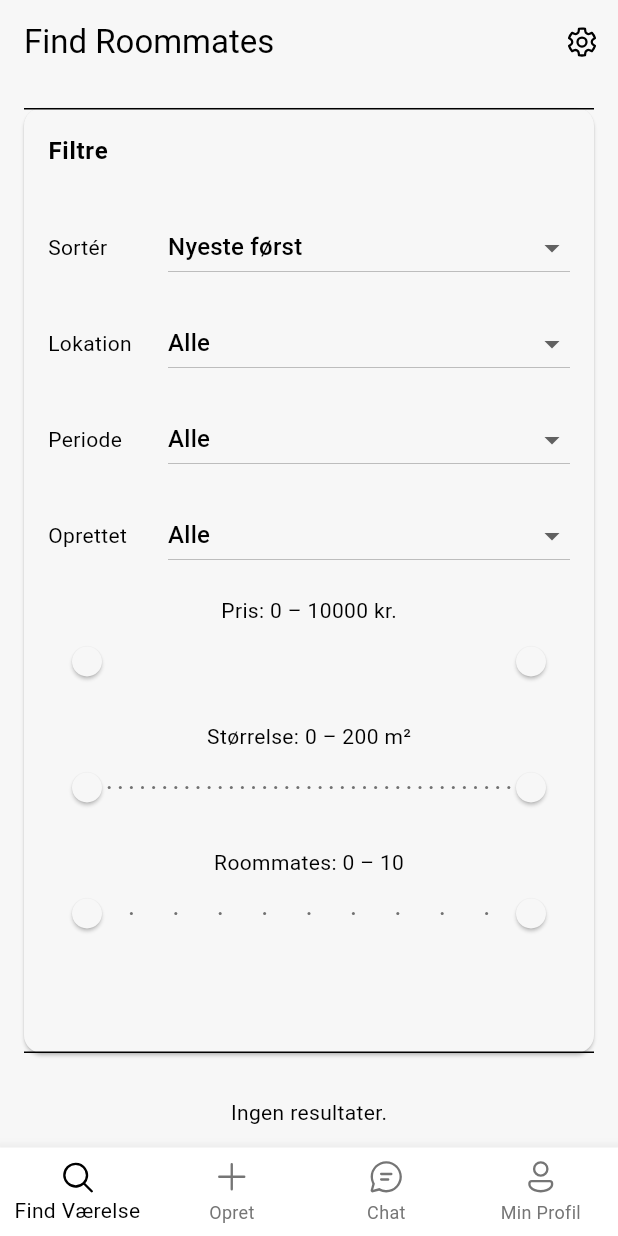
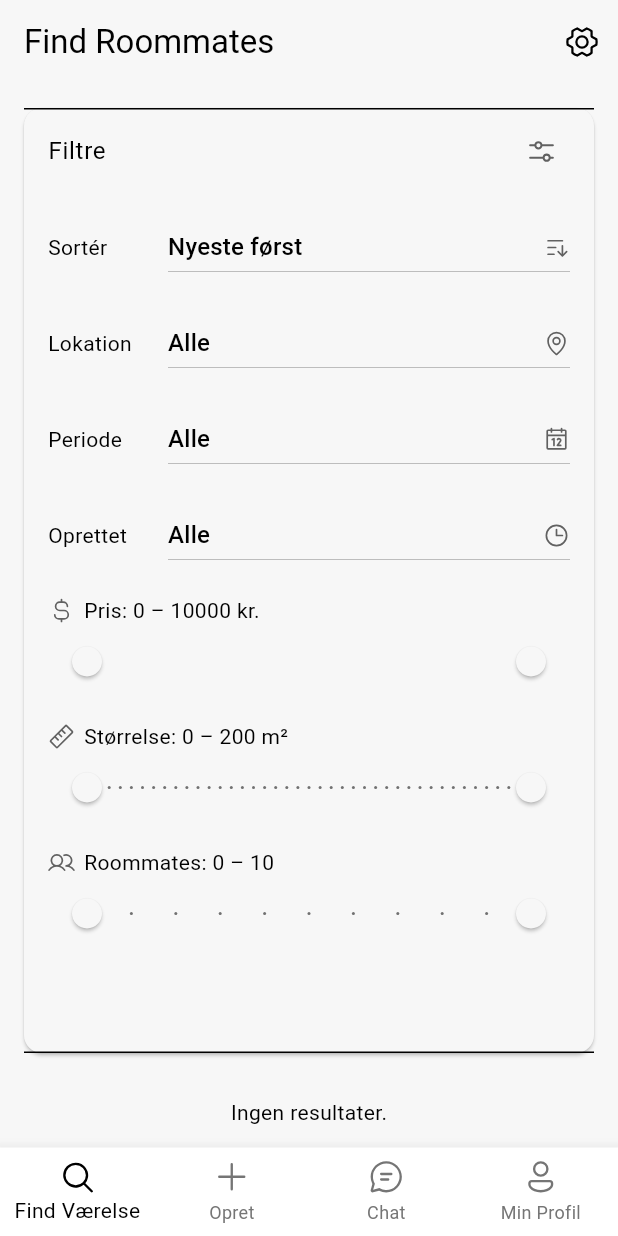
Before and after one commit to AndreasBardram/RoomFinder, a Flutter app: the screen it shows after launch, after a tap on "Filtre", after a tap on "Nulstil filtre", on a phone screen of 412 x 824 dp. Run offline on Flutter 3.47's test engine with Material 3 defaults, Android fonts, the phone set to English and light mode, and no system bars; our stand-ins replace cached_network_image, cloud_firestore, firebase_auth, firebase_core, firebase_storage, fluentui_system_icons and 3 more; accounts and stored records are empty.

Commit message:
icon update

```diff
--- a/room_finder/lib/screens/find_værelse_screen.dart
+++ b/room_finder/lib/screens/find_værelse_screen.dart
@@ -1,23 +1,15 @@
-// ignore_for_file: prefer_const_constructors, avoid_print, unnecessary_string_escapes
-
 import 'package:cached_network_image/cached_network_image.dart';
 import 'package:cloud_firestore/cloud_firestore.dart';
-import 'package:firebase_core/firebase_core.dart';
-import 'package:fluentui_system_icons/fluentui_system_icons.dart';
 import 'package:flutter/material.dart';
-
+import 'package:phosphor_flutter/phosphor_flutter.dart';
 import 'mere_information.dart';
 import 'settings_screen.dart';
 
-/* ----------------------------------------------------------
- *  Thumbnail‑kort for ét værelse / lejlighed
- *  (overflow‑safe version – photo is AspectRatio 16:9)
- * --------------------------------------------------------*/
 class ApartmentCard extends StatefulWidget {
   final List<String> images;
   final String title;
   final String location;
-  final num price; // kan være int *eller* double i Firestore
+  final num price;
   final double size;
   final String period;
   final int roommates;
@@ -43,7 +35,6 @@ class _ApartmentCardState extends State<ApartmentCard> {
   @override
   Widget build(BuildContext context) {
     final hasImg = widget.images.isNotEmpty;
-
     return Container(
       decoration: BoxDecoration(
         color: Colors.white,
@@ -52,8 +43,7 @@ class _ApartmentCardState extends State<ApartmentCard> {
           BoxShadow(
               color: Colors.grey.withOpacity(.15),
               blurRadius: 6,
-            offset: Offset(0, 3),
-          ),
+              offset: Offset(0, 3))
         ],
       ),
       child: ClipRRect(
@@ -61,9 +51,8 @@ class _ApartmentCardState extends State<ApartmentCard> {
         child: Column(
           crossAxisAlignment: CrossAxisAlignment.start,
           children: [
-            /* -------------------------------------------------- Billeder */
             AspectRatio(
-              aspectRatio: 16 / 9, // <‑‑ responsive: limits height automatically
+              aspectRatio: 16 / 9,
               child: hasImg
                   ? Stack(
                       children: [
@@ -75,11 +64,12 @@ class _ApartmentCardState extends State<ApartmentCard> {
                             fit: BoxFit.cover,
                             placeholder: (_, __) => Container(
                               color: Colors.grey[200],
-                              child: Center(child: Icon(Icons.photo, size: 40)),
+                              child: Center(child: Icon(PhosphorIcons.image())),
                             ),
                             errorWidget: (_, __, ___) => Container(
                               color: Colors.grey[200],
-                              child: Center(child: Icon(Icons.broken_image)),
+                              child: Center(
+                                  child: Icon(PhosphorIcons.imageSquare())),
                             ),
                           ),
                         ),
@@ -88,65 +78,60 @@ class _ApartmentCardState extends State<ApartmentCard> {
                             right: 8,
                             bottom: 8,
                             child: Container(
-                              padding: EdgeInsets.symmetric(horizontal: 8, vertical: 4),
+                              padding: EdgeInsets.symmetric(
+                                  horizontal: 8, vertical: 4),
                               decoration: BoxDecoration(
                                   color: Colors.black54,
-                                borderRadius: BorderRadius.circular(12),
-                              ),
+                                  borderRadius: BorderRadius.circular(12)),
                               child: Text(
                                   '${_page + 1}/${widget.images.length}',
-                                style: TextStyle(color: Colors.white, fontSize: 11),
-                              ),
+                                  style: TextStyle(
+                                      color: Colors.white, fontSize: 11)),
                             ),
                           ),
                       ],
                     )
                   : Container(
                       color: Colors.grey[200],
-                      child: Center(child: Icon(Icons.photo, size: 50)),
+                      child:
+                          Center(child: Icon(PhosphorIcons.image(), size: 50))),
             ),
-            ),
-
-            /* ---------------------------------------- titel + lokation */
             Padding(
               padding: EdgeInsets.fromLTRB(12, 12, 12, 4),
-              child: Text(
-                widget.title,
+              child: Text(widget.title,
                   maxLines: 1,
                   overflow: TextOverflow.ellipsis,
-                style: TextStyle(fontSize: 16, fontWeight: FontWeight.w600),
-              ),
+                  style: TextStyle(fontSize: 16, fontWeight: FontWeight.w600)),
             ),
             Padding(
               padding: EdgeInsets.symmetric(horizontal: 12, vertical: 2),
               child: Row(
                 children: [
-                  Icon(Icons.location_on, size: 14, color: Colors.grey),
+                  Icon(PhosphorIcons.mapPin(), size: 14, color: Colors.grey),
                   SizedBox(width: 4),
                   Expanded(
-                    child: Text(
-                      widget.location,
+                    child: Text(widget.location,
                         maxLines: 1,
                         overflow: TextOverflow.ellipsis,
-                      style: TextStyle(fontSize: 13, color: Colors.black54),
-                    ),
+                        style: TextStyle(fontSize: 13, color: Colors.black54)),
                   ),
                 ],
               ),
             ),
-
-            /* ------------------------------------------------ mini‑facts */
             Padding(
               padding: EdgeInsets.fromLTRB(12, 8, 12, 4),
               child: Row(
                 children: [
-                  Text('💰', style: TextStyle(fontSize: 13)),
+                  Icon(PhosphorIcons.currencyDollarSimple(),
+                      size: 14, color: Colors.grey),
                   SizedBox(width: 4),
-                  Text('${widget.price.round()} kr.', style: TextStyle(fontSize: 13)),
+                  Text('${widget.price.round()} kr.',
+                      style: TextStyle(fontSize: 13)),
                   Spacer(),
-                  Text('📏', style: TextStyle(fontSize: 13)),
+                  Icon(PhosphorIcons.ruler(), size: 14, color: Colors.grey),
                   SizedBox(width: 4),
-                  Text('${widget.size.toStringAsFixed(0)} m²', style: TextStyle(fontSize: 13)),
+                  Text('${widget.size.toStringAsFixed(0)} m²',
+                      style: TextStyle(fontSize: 13)),
                 ],
               ),
             ),
@@ -154,20 +139,19 @@ class _ApartmentCardState extends State<ApartmentCard> {
               padding: EdgeInsets.fromLTRB(12, 0, 12, 12),
               child: Row(
                 children: [
-                  Text('📆', style: TextStyle(fontSize: 13)),
+                  Icon(PhosphorIcons.calendar(), size: 14, color: Colors.grey),
                   SizedBox(width: 4),
                   Expanded(
-                    child: Text(
-                      widget.period,
+                    child: Text(widget.period,
                         maxLines: 1,
                         overflow: TextOverflow.ellipsis,
-                      style: TextStyle(fontSize: 13),
-                    ),
+                        style: TextStyle(fontSize: 13)),
                   ),
                   SizedBox(width: 4),
-                  Text('👥', style: TextStyle(fontSize: 13)),
+                  Icon(PhosphorIcons.users(), size: 14, color: Colors.grey),
                   SizedBox(width: 4),
-                  Text(widget.roommates.toString(), style: TextStyle(fontSize: 13)),
+                  Text(widget.roommates.toString(),
+                      style: TextStyle(fontSize: 13)),
                 ],
               ),
             ),
@@ -178,9 +162,6 @@ class _ApartmentCardState extends State<ApartmentCard> {
   }
 }
 
-/* ----------------------------------------------------------
- *  DRY helper – ens dropdown‑rækker
- * --------------------------------------------------------*/
 Row _ddRow<T>({
   required String label,
   required T? value,
@@ -189,12 +170,13 @@ Row _ddRow<T>({
   String nullLabel = 'Alle',
   required List<DropdownMenuItem<T>> items,
   required ValueChanged<T?> onChanged,
+  IconData? phosphorIcon,
 }) {
   final fullItems = allowNull
-      ? [DropdownMenuItem<T>(value: null, child: Text(nullLabel)), ...items]
+      ? [DropdownMenuItem<T>(value: null, child: Text(nullLabel))] + items
       : items;
-
   return Row(
+    crossAxisAlignment: CrossAxisAlignment.center,
     children: [
       SizedBox(width: 80, child: Text(label)),
       Expanded(
@@ -204,15 +186,14 @@ Row _ddRow<T>({
           hint: hint != null ? Text(hint) : null,
           items: fullItems,
           onChanged: onChanged,
+          icon: Icon(phosphorIcon ?? PhosphorIcons.caretDown(),
+              size: 18, color: Colors.grey[700]),
         ),
       ),
     ],
   );
 }
 
-/* ----------------------------------------------------------
- *  MAIN SCREEN
- * --------------------------------------------------------*/
 class FindRoommatesScreen extends StatefulWidget {
   const FindRoommatesScreen({super.key});
 
@@ -221,18 +202,17 @@ class FindRoommatesScreen extends StatefulWidget {
 }
 
 class _FindRoommatesScreenState extends State<FindRoommatesScreen> {
-  /* ---------------- filtre ---------------- */
   String _sort = 'Nyeste først';
   String? _location;
   String? _period;
   int? _maxAgeDays;
 
   static const double _priceMin = 0, _priceMax = 10000;
-  static const double _sizeMin = 0, _sizeMax = 200; // NEW
+  static const double _sizeMin = 0, _sizeMax = 200;
   static const int _matesMin = 0, _matesMax = 10;
 
   RangeValues _price = RangeValues(_priceMin, _priceMax);
-  RangeValues _size = RangeValues(_sizeMin, _sizeMax); // NEW
+  RangeValues _size = RangeValues(_sizeMin, _sizeMax);
   RangeValues _mates = RangeValues(_matesMin.toDouble(), _matesMax.toDouble());
 
   static const _sortChoices = [
@@ -241,51 +221,46 @@ class _FindRoommatesScreenState extends State<FindRoommatesScreen> {
     'Pris ↓',
     'Pris ↑',
     'Størrelse ↓',
-    'Størrelse ↑', // NEW
+    'Størrelse ↑'
   ];
   static const _locations = ['København', 'Østerbro', 'Kongens Lyngby'];
-  static const _periods = ['Ubegrænset', '1-3 måneder', '3-6 måneder', '6-12 måneder'];
+  static const _periods = [
+    'Ubegrænset',
+    '1-3 måneder',
+    '3-6 måneder',
+    '6-12 måneder'
+  ];
   static const Map<int, String> _ageChoices = {
     1: 'Seneste 24 timer',
     3: 'Seneste 3 dage',
     7: 'Seneste uge',
-    30: 'Seneste måned',
+    30: 'Seneste måned'
   };
 
-  /* ---------------- Firestore-query ---------------- */
   Query<Map<String, dynamic>> _buildQuery() {
-    Query<Map<String, dynamic>> q = FirebaseFirestore.instance.collection('apartments');
-
-    debugPrint('[query] loc=$_location period=$_period age=$_maxAgeDays '
-        'price=${_price.start}-${_price.end} size=${_size.start}-${_size.end} '
-        'mates=${_mates.start}-${_mates.end} sort=$_sort');
-
+    Query<Map<String, dynamic>> q =
+        FirebaseFirestore.instance.collection('apartments');
     if (_location != null) q = q.where('location', isEqualTo: _location);
     if (_period != null) q = q.where('period', isEqualTo: _period);
-
     if (_maxAgeDays != null) {
-      final ts = Timestamp.fromDate(DateTime.now().subtract(Duration(days: _maxAgeDays!)));
+      final ts = Timestamp.fromDate(
+          DateTime.now().subtract(Duration(days: _maxAgeDays!)));
       q = q.where('createdAt', isGreaterThanOrEqualTo: ts);
     }
-
     final priceNeeded = _price.start > _priceMin || _price.end < _priceMax;
-    final sizeNeeded = _size.start > _sizeMin || _size.end < _sizeMax; // NEW
+    final sizeNeeded = _size.start > _sizeMin || _size.end < _sizeMax;
     final mateNeeded = _mates.start > _matesMin || _mates.end < _matesMax;
-
-    if (priceNeeded) {
+    if (priceNeeded)
       q = q.where('price',
-          isGreaterThanOrEqualTo: _price.start, isLessThanOrEqualTo: _price.end);
-    }
-    if (sizeNeeded) {
-      q = q.where('size', isGreaterThanOrEqualTo: _size.start, isLessThanOrEqualTo: _size.end);
-    }
-    if (mateNeeded) {
+          isGreaterThanOrEqualTo: _price.start,
+          isLessThanOrEqualTo: _price.end);
+    if (sizeNeeded)
+      q = q.where('size',
+          isGreaterThanOrEqualTo: _size.start, isLessThanOrEqualTo: _size.end);
+    if (mateNeeded)
       q = q.where('roommates',
           isGreaterThanOrEqualTo: _mates.start.round(),
           isLessThanOrEqualTo: _mates.end.round());
-    }
-
-    /* ---- orderBy ---------------------------------------------------- */
     switch (_sort) {
       case 'Pris ↓':
         q = q.orderBy('price', descending: true);
@@ -295,79 +270,85 @@ class _FindRoommatesScreenState extends State<FindRoommatesScreen> {
         break;
       case 'Størrelse ↓':
         q = q.orderBy('size', descending: true);
-        break; // NEW
+        break;
       case 'Størrelse ↑':
         q = q.orderBy('size');
-        break; // NEW
+        break;
       case 'Ældst først':
         q = q.orderBy('createdAt');
         break;
       default:
         q = q.orderBy('createdAt', descending: true);
     }
-
-    /* inequality-felter skal også i orderBy() ------------------------ */
     if (priceNeeded && !_sort.startsWith('Pris')) q = q.orderBy('price');
-    if (sizeNeeded && !_sort.startsWith('Størrelse')) q = q.orderBy('size'); // NEW
+    if (sizeNeeded && !_sort.startsWith('Størrelse')) q = q.orderBy('size');
     if (mateNeeded) q = q.orderBy('roommates');
-
     return q;
   }
 
-  /* ----------------------------- UI --------------------- */
   @override
   Widget build(BuildContext context) {
     final queryKey = ValueKey(
-      '$_location|$_period|$_maxAgeDays|'
-      '${_price.start}-${_price.end}|'
-      '${_size.start}-${_size.end}|' // NEW
-      '${_mates.start}-${_mates.end}|$_sort',
-    );
+        '$_location|$_period|$_maxAgeDays|${_price.start}-${_price.end}|${_size.start}-${_size.end}|${_mates.start}-${_mates.end}|$_sort');
 
     return Scaffold(
       appBar: AppBar(
         title: Text('Find Roommates'),
         actions: [
           IconButton(
-            icon: Icon(FluentIcons.settings_24_regular),
+            icon: Icon(PhosphorIcons.gearSix()),
             onPressed: () => Navigator.push(
-              context,
-              MaterialPageRoute(builder: (_) => SettingsScreen()),
-            ),
+                context, MaterialPageRoute(builder: (_) => SettingsScreen())),
           ),
         ],
       ),
       body: Column(
         children: [
-          /* ---------------- Filter-kort ------------------ */
           Card(
             margin: EdgeInsets.all(16),
-            shape: RoundedRectangleBorder(borderRadius: BorderRadius.circular(12)),
+            shape:
+                RoundedRectangleBorder(borderRadius: BorderRadius.circular(12)),
             child: ExpansionTile(
-              title: Text('Filtre', style: TextStyle(fontWeight: FontWeight.bold)),
-              childrenPadding: EdgeInsets.symmetric(horizontal: 16, vertical: 12),
+              title:
+                  Text('Filtre', style: TextStyle(fontWeight: FontWeight.normal)),
+              childrenPadding:
+                  EdgeInsets.symmetric(horizontal: 16, vertical: 12),
+              trailing: Icon(
+                PhosphorIcons.slidersHorizontal(),
+                color: Colors.grey[700],
+                size: 22,
+              ),
               children: [
                 _ddRow<String>(
                   label: 'Sortér',
                   value: _sort,
-                  items: _sortChoices.map((s) => DropdownMenuItem(value: s, child: Text(s))).toList(),
+                  items: _sortChoices
+                      .map((s) => DropdownMenuItem(value: s, child: Text(s)))
+                      .toList(),
                   onChanged: (v) => setState(() => _sort = v ?? _sort),
+                  phosphorIcon: PhosphorIcons.sortAscending(),
                 ),
                 SizedBox(height: 16),
                 _ddRow<String?>(
                   label: 'Lokation',
                   value: _location,
                   allowNull: true,
-                  items: _locations.map((c) => DropdownMenuItem(value: c, child: Text(c))).toList(),
+                  items: _locations
+                      .map((c) => DropdownMenuItem(value: c, child: Text(c)))
+                      .toList(),
                   onChanged: (v) => setState(() => _location = v),
+                  phosphorIcon: PhosphorIcons.mapPin(),
                 ),
                 SizedBox(height: 16),
                 _ddRow<String?>(
                   label: 'Periode',
                   value: _period,
                   allowNull: true,
-                  items: _periods.map((p) => DropdownMenuItem(value: p, child: Text(p))).toList(),
+                  items: _periods
+                      .map((p) => DropdownMenuItem(value: p, child: Text(p)))
+                      .toList(),
                   onChanged: (v) => setState(() => _period = v),
+                  phosphorIcon: PhosphorIcons.calendar(),
                 ),
                 SizedBox(height: 16),
                 _ddRow<int?>(
@@ -375,93 +356,81 @@ class _FindRoommatesScreenState extends State<FindRoommatesScreen> {
                   value: _maxAgeDays,
                   allowNull: true,
                   items: _ageChoices.entries
-                      .map((e) => DropdownMenuItem(value: e.key, child: Text(e.value)))
+                      .map((e) =>
+                          DropdownMenuItem(value: e.key, child: Text(e.value)))
                       .toList(),
                   onChanged: (v) => setState(() => _maxAgeDays = v),
+                  phosphorIcon: PhosphorIcons.clock(),
                 ),
                 SizedBox(height: 16),
-
-                /* pris-slider */
-                Text('Pris: ${_price.start.toInt()} – ${_price.end.toInt()} kr.'),
+                _buildSliderWithIcon(
+                    PhosphorIcons.currencyDollarSimple(),
+                    'Pris',
+                    '${_price.start.toInt()} – ${_price.end.toInt()} kr.'),
                 RangeSlider(
                   min: _priceMin,
                   max: _priceMax,
                   divisions: 100,
-                  labels: RangeLabels('${_price.start.toInt()} kr.', '${_price.end.toInt()} kr.'),
+                  labels: RangeLabels('${_price.start.toInt()} kr.',
+                      '${_price.end.toInt()} kr.'),
                   values: _price,
                   onChanged: (v) => setState(() => _price = v),
                 ),
                 SizedBox(height: 16),
-
-                /* størrelse-slider */ // NEW
-                Text('Størrelse: ${_size.start.toInt()} – ${_size.end.toInt()} m²'),
+                _buildSliderWithIcon(PhosphorIcons.ruler(), 'Størrelse',
+                    '${_size.start.toInt()} – ${_size.end.toInt()} m²'),
                 RangeSlider(
                   min: _sizeMin,
                   max: _sizeMax,
                   divisions: 40,
-                  labels: RangeLabels('${_size.start.toInt()} m²', '${_size.end.toInt()} m²'),
+                  labels: RangeLabels(
+                      '${_size.start.toInt()} m²', '${_size.end.toInt()} m²'),
                   values: _size,
                   onChanged: (v) => setState(() => _size = v),
                 ),
                 SizedBox(height: 16),
-
-                /* roommates-slider */
-                Text('Roommates: ${_mates.start.toInt()} – ${_mates.end.toInt()}'),
+                _buildSliderWithIcon(PhosphorIcons.users(), 'Roommates',
+                    '${_mates.start.toInt()} – ${_mates.end.toInt()}'),
                 RangeSlider(
                   min: _matesMin.toDouble(),
                   max: _matesMax.toDouble(),
                   divisions: 10,
-                  labels: RangeLabels(_mates.start.round().toString(), _mates.end.round().toString()),
+                  labels: RangeLabels(_mates.start.round().toString(),
+                      _mates.end.round().toString()),
                   values: _mates,
                   onChanged: (v) => setState(() => _mates = v),
                 ),
                 SizedBox(height: 8),
-
-                /* nulstil-knap */
                 Align(
                   alignment: Alignment.centerRight,
                   child: TextButton.icon(
-                    icon: Icon(Icons.refresh),
+                    icon: Icon(PhosphorIcons.arrowCounterClockwise()),
                     label: Text('Nulstil filtre'),
                     onPressed: () => setState(() {
                       _location = null;
                       _period = null;
                       _maxAgeDays = null;
                       _price = RangeValues(_priceMin, _priceMax);
-                      _size = RangeValues(_sizeMin, _sizeMax); // NEW
-                      _mates = RangeValues(_matesMin.toDouble(), _matesMax.toDouble());
+                      _size = RangeValues(_sizeMin, _sizeMax);
+                      _mates = RangeValues(
+                          _matesMin.toDouble(), _matesMax.toDouble());
                     }),
                   ),
                 ),
               ],
             ),
           ),
-
-          /* ---------------- resultater ------------------ */
           Expanded(
             child: StreamBuilder<QuerySnapshot<Map<String, dynamic>>>(
               key: queryKey,
               stream: _buildQuery().snapshots(),
               builder: (_, snap) {
-                /* ----- fejl / manglende indeks ----- */
-                if (snap.hasError) {
-                  final err = snap.error;
-                  if (err is FirebaseException && err.message != null) {
-                    debugPrint('[MISSING-INDEX] ${err.message}');
-                  }
-                  return Center(child: Text('Firestore-fejl: $err'));
-                }
-                /* ----------------------------------- */
-
-                if (snap.connectionState == ConnectionState.waiting) {
+                if (snap.hasError)
+                  return Center(child: Text('Firestore-fejl: ${snap.error}'));
+                if (snap.connectionState == ConnectionState.waiting)
                   return Center(child: CircularProgressIndicator());
-                }
-                if (!snap.hasData || snap.data!.docs.isEmpty) {
+                if (!snap.hasData || snap.data!.docs.isEmpty)
                   return Center(child: Text('Ingen resultater.'));
-                }
-
-                debugPrint('[stream] docs=${snap.data!.docs.length}');
-
                 final docs = snap.data!.docs;
                 return GridView.builder(
                   padding: EdgeInsets.symmetric(horizontal: 16, vertical: 8),
@@ -469,18 +438,20 @@ class _FindRoommatesScreenState extends State<FindRoommatesScreen> {
                     crossAxisCount: 2,
                     crossAxisSpacing: 16,
                     mainAxisSpacing: 16,
-                    childAspectRatio: 0.65, // 2:3 card proportion, still looks good
+                    childAspectRatio: 0.65,
                   ),
                   itemCount: docs.length,
                   itemBuilder: (_, i) {
                     final d = docs[i].data();
-                    final images = (d['imageUrls'] as List?)?.whereType<String>().toList() ?? [];
-
+                    final images = (d['imageUrls'] as List?)
+                            ?.whereType<String>()
+                            .toList() ??
+                        [];
                     return GestureDetector(
                       onTap: () => Navigator.push(
                           context,
-                        MaterialPageRoute(builder: (_) => MoreInformationScreen(data: d)),
-                      ),
+                          MaterialPageRoute(
+                              builder: (_) => MoreInformationScreen(data: d))),
                       child: ApartmentCard(
                         images: images,
                         title: d['title'] ?? '',
@@ -500,4 +471,14 @@ class _FindRoommatesScreenState extends State<FindRoommatesScreen> {
       ),
     );
   }
+
+  Widget _buildSliderWithIcon(IconData icon, String label, String value) {
+    return Row(
+      children: [
+        Icon(icon, size: 18, color: Colors.grey[700]),
+        SizedBox(width: 6),
+        Text('$label: $value', style: TextStyle(fontSize: 14)),
+      ],
+    );
   }
+}
--- a/room_finder/pubspec.yaml
+++ b/room_finder/pubspec.yaml
@@ -20,6 +20,7 @@ dependencies:
   google_fonts: ^6.2.1
   cached_network_image: ^3.3.1
   intl: ^0.19.0
+  phosphor_flutter: ^2.1.0
 
 dev_dependencies:
   flutter_test:
```
Also changed, not shown: room_finder/pubspec.lock. Lines whose indentation alone changed are shown as unchanged.
